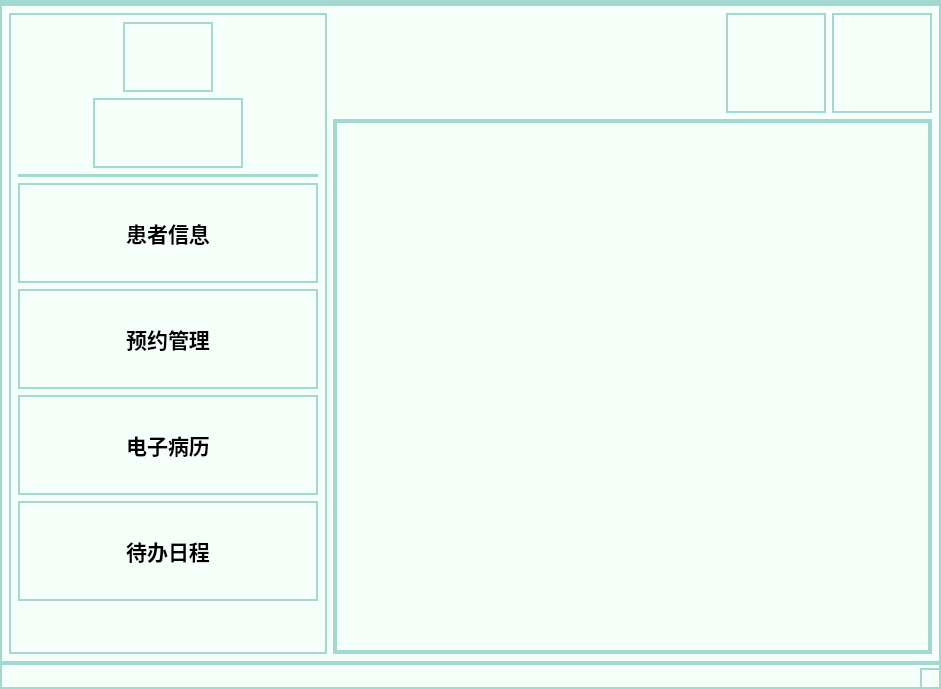
Before: the Qt Designer form PEIS_Client/staffmainwindow.ui in ooohhhj/PEIS, drawn with Qt 5.
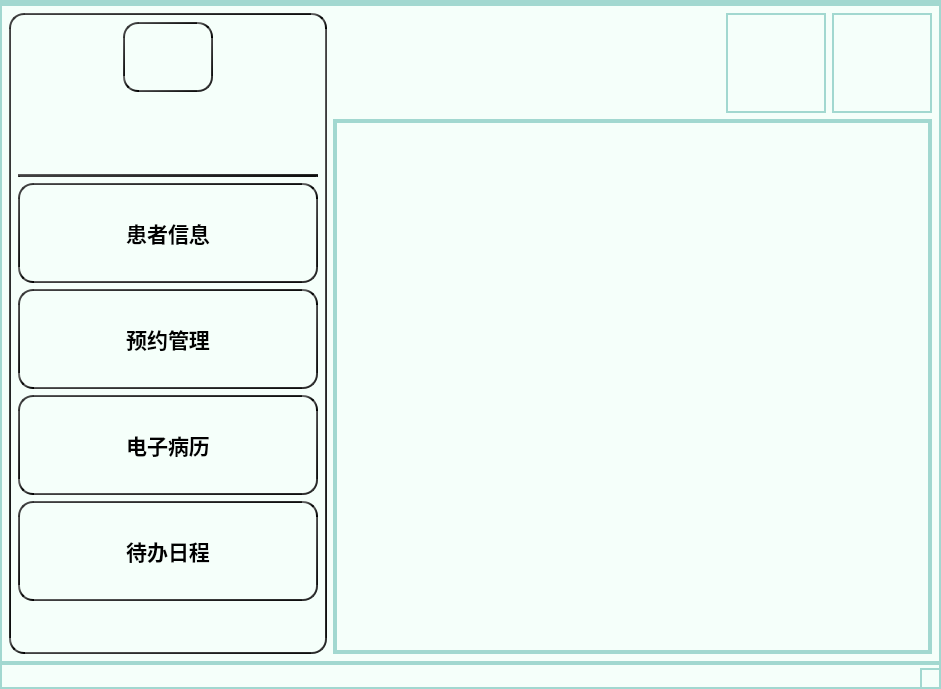
After: the same form once the commit is applied. Icons and pictures are not drawn.

The edit to the form file:
```diff
--- a/PEIS_Client/staffmainwindow.ui
+++ b/PEIS_Client/staffmainwindow.ui
@@ -28,7 +28,9 @@
       <item>
        <widget class="QWidget" name="widget" native="true">
         <property name="styleSheet">
-         <string notr="true"/>
+         <string notr="true">border: 2px solid qlineargradient(x1: 0, y1: 0, x2: 1, y2: 1,stop: 0 #696969, stop: 1 #000000);
+border-radius: 15px;
+padding: 10px;</string>
         </property>
         <layout class="QVBoxLayout" name="verticalLayout_5">
          <item>
@@ -157,7 +159,8 @@
                 </font>
                </property>
                <property name="styleSheet">
-                <string notr="true"/>
+                <string notr="true">background-color: transparent;
+border: none;</string>
                </property>
                <property name="text">
                 <string/>
```
